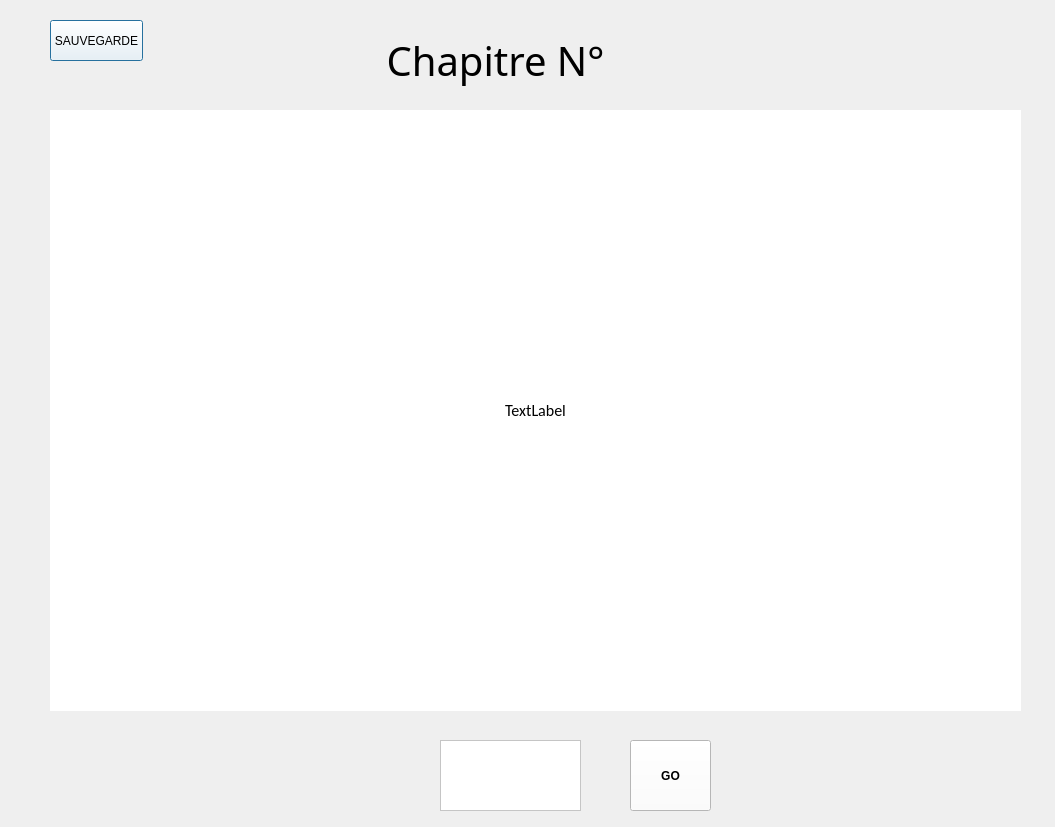
Before: the Qt Designer form Chapitre.ui in 2132555-guyollotclement/clementguyollot_francispayan_projet, drawn with Qt 5.
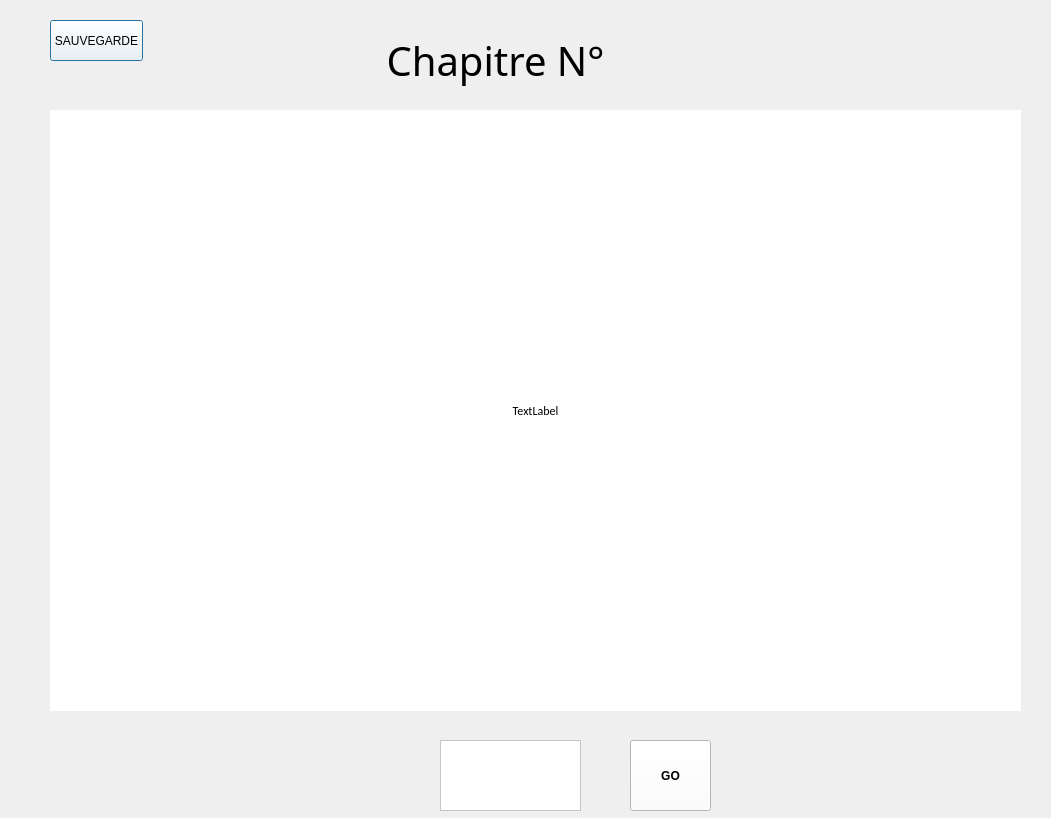
After: the same form once the commit is applied.

Patch:
```diff
--- a/Chapitre.ui
+++ b/Chapitre.ui
@@ -6,8 +6,8 @@
    <rect>
     <x>0</x>
     <y>0</y>
-    <width>1055</width>
-    <height>827</height>
+    <width>1051</width>
+    <height>818</height>
    </rect>
   </property>
   <property name="windowTitle">
@@ -101,7 +101,7 @@
    <property name="font">
     <font>
      <family>Calibri</family>
-     <pointsize>12</pointsize>
+     <pointsize>9</pointsize>
      <italic>false</italic>
     </font>
    </property>
```
